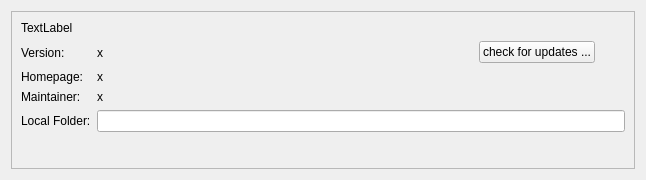
This is ui/a2widget/a2module_source_body.ui in ewerybody/a2 as Qt 5 draws it before an edit. The edited form follows.
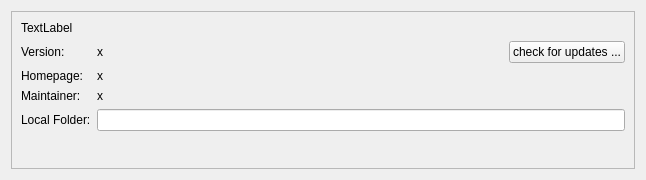
This is the edited form. Custom widgets are drawn as their Qt base class.

Commit message: a2module source widget: moved menu button to header

```diff
--- a/ui/a2widget/a2module_source_body.ui
+++ b/ui/a2widget/a2module_source_body.ui
@@ -69,7 +69,7 @@
        </widget>
       </item>
       <item row="1" column="1">
-       <layout class="QHBoxLayout" name="update_layout" stretch="1,0,0">
+       <layout class="QHBoxLayout" name="update_layout" stretch="1,0">
         <item>
          <widget class="QLabel" name="version_label">
           <property name="text">
@@ -84,16 +84,6 @@
           </property>
          </widget>
         </item>
-        <item>
-         <widget class="A2MoreButton" name="a2option_button">
-          <property name="text">
-           <string notr="true"/>
-          </property>
-          <property name="autoRaise">
-           <bool>true</bool>
-          </property>
-         </widget>
-        </item>
        </layout>
       </item>
       <item row="4" column="0">
@@ -117,11 +107,6 @@
    <extends>QLineEdit</extends>
    <header>a2widget.a2path_field</header>
   </customwidget>
-  <customwidget>
-   <class>A2MoreButton</class>
-   <extends>QToolButton</extends>
-   <header>a2widget.a2more_button</header>
-  </customwidget>
  </customwidgets>
  <resources/>
  <connections/>
```
The commit also changes 3 other files.
